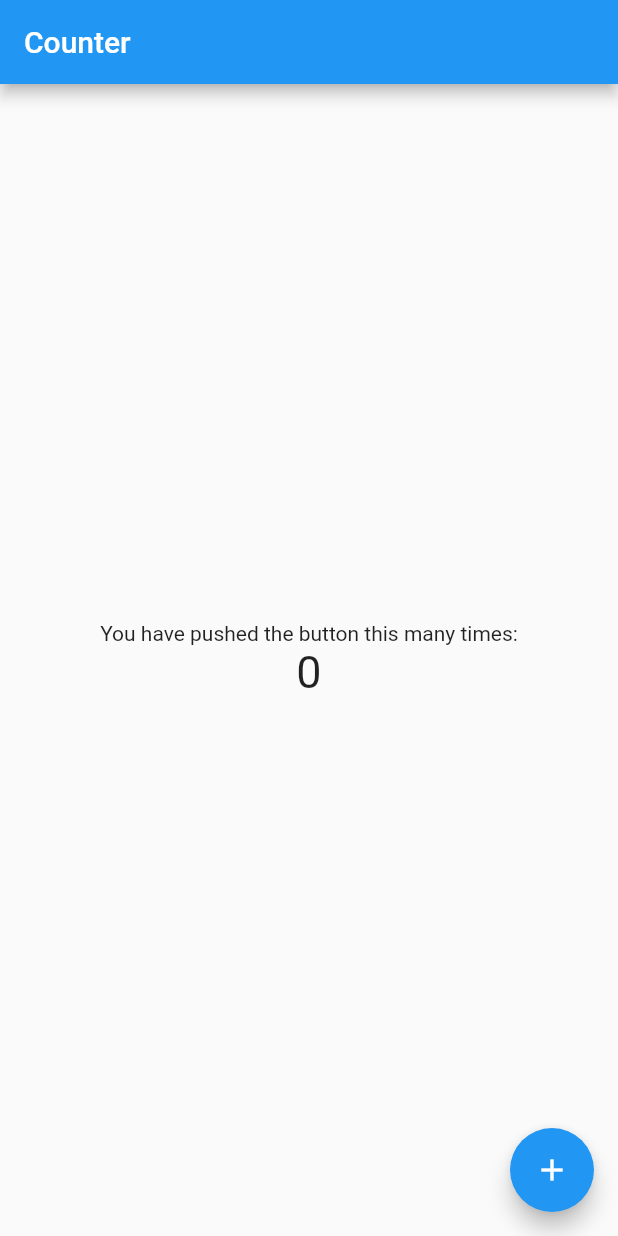
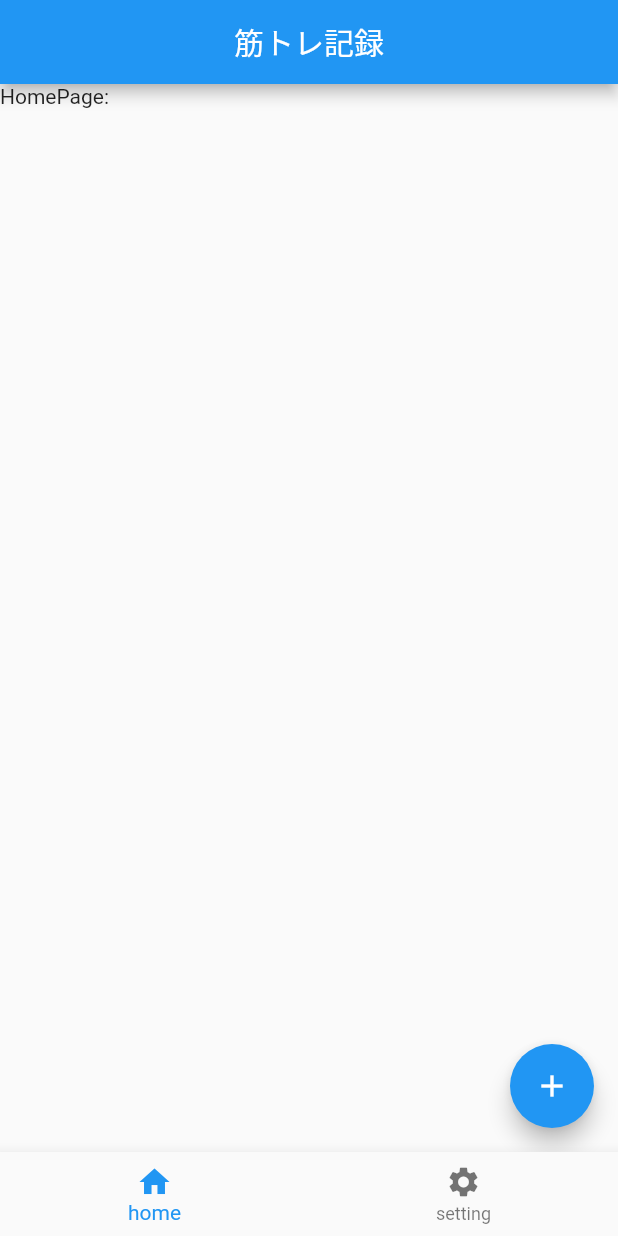
Before and after one commit to shunsukenoguchi/musle_training_sample, a Flutter app: the screen it shows after launch, after a tap on the "add" icon, on a phone screen of 412 x 824 dp. Run offline on Flutter 3.47's test engine with Material 2 defaults, Android fonts, the phone set to English and light mode, and no system bars; our stand-ins replace flutter_hooks, flutter_riverpod, freezed_annotation, go_router, hooks_riverpod.

Commit message:
routingとbottom_nav追加

```diff
--- a/lib/main.dart
+++ b/lib/main.dart
@@ -1,27 +1,11 @@
 import 'package:flutter/material.dart';
 import 'package:flutter_riverpod/flutter_riverpod.dart';
-import 'package:muscle_training/ui/counter_page.dart';
+import 'package:muscle_training/ui/app.dart';
 
 void main() {
   runApp(
-    const ProviderScope(
-      child: MyApp(),
+    ProviderScope(
+      child: App(),
     ),
   );
 }
-
-class MyApp extends StatelessWidget {
-  const MyApp({super.key});
-
-  // This widget is the root of your application.
-  @override
-  Widget build(BuildContext context) {
-    return MaterialApp(
-      title: 'Flutter Demo',
-      theme: ThemeData(
-        primarySwatch: Colors.blue,
-      ),
-      home: const CoutnerPage(),
-    );
-  }
-}
--- /dev/null
+++ b/lib/ui/app.dart
@@ -0,0 +1,50 @@
+import 'package:flutter/material.dart';
+import 'package:go_router/go_router.dart';
+import 'package:muscle_training/ui/pages/base_bottom_nav.dart';
+import 'package:muscle_training/ui/pages/setting/setting_page.dart';
+
+import '../utiles/bottom_nav_view_type.dart';
+
+class App extends StatelessWidget {
+  App({super.key});
+
+  final _router = GoRouter(
+    initialLocation: '/',
+    routes: [
+      GoRoute(
+        path: '/',
+        builder: (context, state) {
+          return BaseBottomNav(
+              firstViewTypeIndex: BottomNavViewType.home.index);
+        },
+        routes: [
+          GoRoute(
+            path: 'setting',
+            builder: (context, state) {
+              return Scaffold(
+                body: BaseBottomNav(
+                    firstViewTypeIndex: BottomNavViewType.setting.index),
+              );
+            },
+            // これいらない
+            routes: [
+              GoRoute(
+                path: 'page',
+                builder: (context, state) {
+                  return const SettingPage();
+                },
+              ),
+            ],
+          ),
+        ],
+      ),
+    ],
+  );
+
+  @override
+  Widget build(BuildContext context) {
+    return MaterialApp.router(
+      routerConfig: _router,
+    );
+  }
+}
--- /dev/null
+++ b/lib/ui/pages/base_bottom_nav.dart
@@ -0,0 +1,49 @@
+import 'package:flutter/material.dart';
+import 'package:hooks_riverpod/hooks_riverpod.dart';
+import 'package:muscle_training/ui/pages/home/home_page.dart';
+import 'package:muscle_training/ui/pages/setting/setting_page.dart';
+import 'package:flutter_hooks/flutter_hooks.dart';
+import '../../utiles/bottom_nav_view_type.dart';
+
+final baseTabHomeProvider =
+    StateProvider<BottomNavViewType>((ref) => BottomNavViewType.home);
+final baseTabSettingProvider =
+    StateProvider<BottomNavViewType>((ref) => BottomNavViewType.setting);
+
+class BaseBottomNav extends HookConsumerWidget {
+  final int firstViewTypeIndex;
+  BaseBottomNav({Key? key, required this.firstViewTypeIndex}) : super(key: key);
+
+  final widgets = [
+    const HomePage(),
+    const SettingPage(),
+  ];
+
+  @override
+  Widget build(BuildContext context, WidgetRef ref) {
+    BottomNavViewType view;
+    StateController<BottomNavViewType> viewNotifier;
+    if (firstViewTypeIndex == BottomNavViewType.home.index) {
+      view = ref.watch(baseTabHomeProvider);
+      viewNotifier = ref.read(baseTabHomeProvider.notifier);
+    } else {
+      view = ref.watch(baseTabSettingProvider);
+      viewNotifier = ref.read(baseTabSettingProvider.notifier);
+    }
+
+    return Scaffold(
+      body: widgets[view.index],
+      bottomNavigationBar: BottomNavigationBar(
+        items: const [
+          BottomNavigationBarItem(icon: Icon(Icons.home), label: 'home'),
+          BottomNavigationBarItem(icon: Icon(Icons.settings), label: 'setting'),
+        ],
+        currentIndex: viewNotifier.state.index,
+        onTap: (int index) {
+          viewNotifier.update((state) => BottomNavViewType.values[index]);
+        },
+        type: BottomNavigationBarType.fixed,
+      ),
+    );
+  }
+}
--- /dev/null
+++ b/lib/ui/pages/home/home_page.dart
@@ -0,0 +1,29 @@
+import 'package:flutter/material.dart';
+import 'package:go_router/go_router.dart';
+import 'package:hooks_riverpod/hooks_riverpod.dart';
+
+class HomePage extends HookConsumerWidget {
+  const HomePage({Key? key}) : super(key: key);
+
+  @override
+  Widget build(BuildContext context, WidgetRef ref) {
+    return Scaffold(
+      appBar: AppBar(
+        title: const Text('筋トレ記録'),
+        centerTitle: true,
+      ),
+      body: Column(
+        children: <Widget>[
+          Text(
+            'HomePage:',
+          ),
+        ],
+      ),
+      floatingActionButton: FloatingActionButton(
+        onPressed: () => {},
+        tooltip: 'Increment',
+        child: const Icon(Icons.add),
+      ),
+    );
+  }
+}
--- /dev/null
+++ b/lib/utiles/bottom_nav_view_type.dart
@@ -0,0 +1 @@
+enum BottomNavViewType { home, setting }
--- a/pubspec.yaml
+++ b/pubspec.yaml
@@ -11,7 +11,7 @@ dependencies:
   cupertino_icons: ^1.0.2
   flutter_riverpod: ^2.3.3
   hooks_riverpod: ^2.3.3
-  auto_route: ^6.0.5
+  go_router: ^6.5.5
   freezed: ^2.3.2
   device_preview: ^1.1.0
 
```
Also changed, not shown: lib/ui/pages/counter/counter_page.dart (renamed from lib/ui/counter_page.dart, +14 -5 lines), lib/ui/pages/setting/setting_page.dart (added, +26 -0 lines), lib/view_model/counter/coutner_view_model.dart (added, +14 -0 lines), lib/view_model/coutner_view_model.dart (deleted), pubspec.lock, 3 other files.
